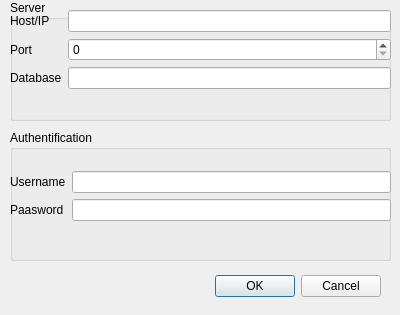
The window that Qt_design/dialog.ui (ColtProger/Qt_section) describes before a commit, drawn with Qt 5.
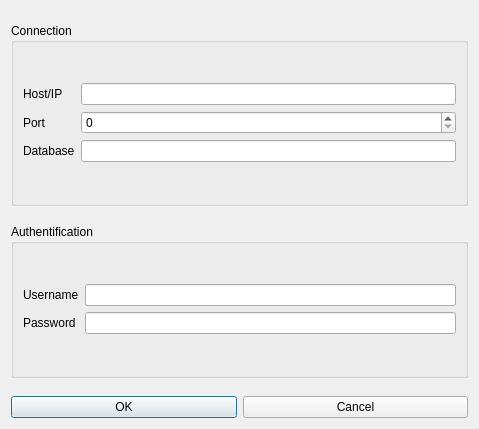
The same window after the commit.

```diff
--- a/Qt_design/dialog.ui
+++ b/Qt_design/dialog.ui
@@ -6,132 +6,133 @@
    <rect>
     <x>0</x>
     <y>0</y>
-    <width>400</width>
-    <height>315</height>
+    <width>479</width>
+    <height>429</height>
    </rect>
   </property>
   <property name="windowTitle">
    <string>Dialog</string>
   </property>
-  <widget class="QDialogButtonBox" name="buttonBox">
-   <property name="geometry">
-    <rect>
-     <x>40</x>
-     <y>270</y>
-     <width>341</width>
-     <height>32</height>
-    </rect>
-   </property>
+  <layout class="QVBoxLayout" name="verticalLayout_4">
+   <item>
+    <spacer name="verticalSpacer_8">
    <property name="orientation">
-    <enum>Qt::Horizontal</enum>
-   </property>
-   <property name="standardButtons">
-    <set>QDialogButtonBox::Cancel|QDialogButtonBox::Ok</set>
-   </property>
-  </widget>
-  <widget class="QGroupBox" name="Server">
-   <property name="geometry">
-    <rect>
-     <x>10</x>
-     <y>0</y>
-     <width>381</width>
-     <height>121</height>
-    </rect>
-   </property>
+      <enum>Qt::Vertical</enum>
+     </property>
+     <property name="sizeHint" stdset="0">
+      <size>
+       <width>20</width>
+       <height>40</height>
+      </size>
+     </property>
+    </spacer>
+   </item>
+   <item>
+    <widget class="QGroupBox" name="connectionBox">
    <property name="title">
-    <string>Server</string>
-   </property>
-   <widget class="QWidget" name="formLayoutWidget">
-    <property name="geometry">
-     <rect>
-      <x>0</x>
-      <y>10</y>
-      <width>381</width>
-      <height>111</height>
-     </rect>
-    </property>
-    <layout class="QFormLayout" name="formLayout">
-     <item row="0" column="0">
-      <widget class="QLabel" name="Host">
+      <string>Connection</string>
+     </property>
+     <layout class="QFormLayout" name="formLayout_5">
+      <item row="1" column="0">
+       <widget class="QLabel" name="HostLabel">
        <property name="text">
         <string>Host/IP</string>
        </property>
       </widget>
      </item>
-     <item row="1" column="0">
-      <widget class="QLabel" name="port">
+      <item row="2" column="0">
+       <widget class="QLabel" name="PortLabel_2">
        <property name="text">
         <string>Port</string>
        </property>
       </widget>
      </item>
-     <item row="2" column="0">
-      <widget class="QLabel" name="DBname">
+      <item row="3" column="0">
+       <widget class="QLabel" name="DBLabel">
        <property name="text">
         <string>Database</string>
        </property>
       </widget>
      </item>
-     <item row="0" column="1">
-      <widget class="QLineEdit" name="host">
-       <property name="inputMask">
-        <string/>
-       </property>
-      </widget>
-     </item>
-     <item row="2" column="1">
-      <widget class="QLineEdit" name="DBname_2"/>
-     </item>
      <item row="1" column="1">
-      <widget class="QSpinBox" name="PortBox"/>
+       <widget class="QLineEdit" name="HostLineEdit_2"/>
+      </item>
+      <item row="2" column="1">
+       <widget class="QSpinBox" name="PortSpinBox_2"/>
+      </item>
+      <item row="3" column="1">
+       <widget class="QLineEdit" name="DBlineEdit"/>
+      </item>
+      <item row="0" column="1">
+       <spacer name="verticalSpacer_9">
+        <property name="orientation">
+         <enum>Qt::Vertical</enum>
+        </property>
+        <property name="sizeHint" stdset="0">
+         <size>
+          <width>20</width>
+          <height>40</height>
+         </size>
+        </property>
+       </spacer>
+      </item>
+      <item row="4" column="1">
+       <spacer name="verticalSpacer_10">
+        <property name="orientation">
+         <enum>Qt::Vertical</enum>
+        </property>
+        <property name="sizeHint" stdset="0">
+         <size>
+          <width>20</width>
+          <height>40</height>
+         </size>
+        </property>
+       </spacer>
      </item>
     </layout>
    </widget>
-  </widget>
-  <widget class="QGroupBox" name="Auth">
-   <property name="geometry">
-    <rect>
-     <x>10</x>
-     <y>130</y>
-     <width>381</width>
-     <height>131</height>
-    </rect>
-   </property>
+   </item>
+   <item>
+    <spacer name="verticalSpacer_7">
+     <property name="orientation">
+      <enum>Qt::Vertical</enum>
+     </property>
+     <property name="sizeHint" stdset="0">
+      <size>
+       <width>20</width>
+       <height>40</height>
+      </size>
+     </property>
+    </spacer>
+   </item>
+   <item>
+    <widget class="QGroupBox" name="AuthBox">
    <property name="title">
     <string>Authentification</string>
    </property>
-   <widget class="QWidget" name="formLayoutWidget_2">
-    <property name="geometry">
-     <rect>
-      <x>0</x>
-      <y>10</y>
-      <width>381</width>
-      <height>81</height>
-     </rect>
-    </property>
-    <layout class="QFormLayout" name="formLayout_2">
+     <layout class="QFormLayout" name="formLayout_6">
      <item row="1" column="0">
-      <widget class="QLabel" name="username">
+       <widget class="QLabel" name="UNamelabe">
        <property name="text">
         <string>Username</string>
        </property>
       </widget>
      </item>
+      <item row="2" column="0">
+       <widget class="QLabel" name="Passwordlabel">
+        <property name="text">
+         <string>Password</string>
+        </property>
+       </widget>
+      </item>
      <item row="1" column="1">
-      <widget class="QLineEdit" name="LineUserName"/>
+       <widget class="QLineEdit" name="UNameLineEdit"/>
      </item>
      <item row="2" column="1">
-      <widget class="QLineEdit" name="LinePass"/>
-     </item>
-     <item row="2" column="0">
-      <widget class="QLabel" name="password">
-       <property name="text">
-        <string>Paasword</string>
-       </property>
-      </widget>
+       <widget class="QLineEdit" name="PasswordlineEdit"/>
      </item>
      <item row="0" column="1">
-      <spacer name="verticalSpacer">
+       <spacer name="verticalSpacer_11">
        <property name="orientation">
         <enum>Qt::Vertical</enum>
        </property>
@@ -143,9 +144,54 @@
        </property>
       </spacer>
      </item>
-    </layout>
-   </widget>
-  </widget>
+      <item row="3" column="1">
+       <spacer name="verticalSpacer_12">
+        <property name="orientation">
+         <enum>Qt::Vertical</enum>
+        </property>
+        <property name="sizeHint" stdset="0">
+         <size>
+          <width>20</width>
+          <height>40</height>
+         </size>
+        </property>
+       </spacer>
+      </item>
+     </layout>
+    </widget>
+   </item>
+   <item>
+    <spacer name="verticalSpacer_6">
+     <property name="orientation">
+      <enum>Qt::Vertical</enum>
+     </property>
+     <property name="sizeHint" stdset="0">
+      <size>
+       <width>20</width>
+       <height>40</height>
+      </size>
+     </property>
+    </spacer>
+   </item>
+   <item>
+    <layout class="QHBoxLayout" name="horizontalLayout">
+     <item>
+      <widget class="QPushButton" name="pushButtonOk">
+       <property name="text">
+        <string>OK</string>
+       </property>
+      </widget>
+     </item>
+     <item>
+      <widget class="QPushButton" name="pushButtonCancel">
+       <property name="text">
+        <string>Cancel</string>
+       </property>
+      </widget>
+     </item>
+    </layout>
+   </item>
+  </layout>
  </widget>
  <resources/>
  <connections>
```
Left out of the diff: 35 changed lines with no effect on the pictures. Lines whose indentation alone changed are shown as unchanged.
